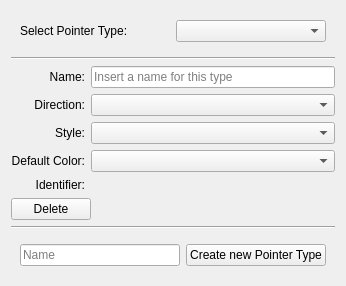
First picture: the form in src/Interface/PointerTypePage.ui, repository KDE/rocs, before the edit.
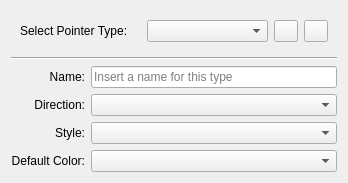
Second picture: the form after the edit. Custom widgets are drawn as their Qt base class.

Commit message: Cleanup data/pointer type setting dialogs.

```diff
--- a/src/Interface/PointerTypePage.ui
+++ b/src/Interface/PointerTypePage.ui
@@ -6,8 +6,8 @@
    <rect>
     <x>0</x>
     <y>0</y>
-    <width>346</width>
-    <height>246</height>
+    <width>348</width>
+    <height>165</height>
    </rect>
   </property>
   <layout class="QVBoxLayout" name="verticalLayout">
@@ -20,6 +20,31 @@
       </sizepolicy>
      </property>
      <layout class="QGridLayout" name="gridLayout">
+      <item row="0" column="3">
+       <widget class="KPushButton" name="deleteType">
+        <property name="sizePolicy">
+         <sizepolicy hsizetype="Fixed" vsizetype="Fixed">
+          <horstretch>0</horstretch>
+          <verstretch>0</verstretch>
+         </sizepolicy>
+        </property>
+        <property name="maximumSize">
+         <size>
+          <width>24</width>
+          <height>24</height>
+         </size>
+        </property>
+        <property name="toolTip">
+         <string>Add new pointer type.</string>
+        </property>
+        <property name="text">
+         <string/>
+        </property>
+       </widget>
+      </item>
+      <item row="0" column="1">
+       <widget class="KComboBox" name="typeSelector"/>
+      </item>
       <item row="0" column="0">
        <widget class="QLabel" name="label">
         <property name="text">
@@ -27,8 +52,21 @@
         </property>
        </widget>
       </item>
-      <item row="0" column="1">
-       <widget class="KComboBox" name="typeSelector"/>
+      <item row="0" column="2">
+       <widget class="QPushButton" name="addType">
+        <property name="maximumSize">
+         <size>
+          <width>24</width>
+          <height>24</height>
+         </size>
+        </property>
+        <property name="toolTip">
+         <string>Remove selected pointer type.</string>
+        </property>
+        <property name="text">
+         <string/>
+        </property>
+       </widget>
       </item>
      </layout>
     </widget>
@@ -55,26 +93,6 @@
      <item row="3" column="1">
       <widget class="KColorCombo" name="typeDefaultColor"/>
      </item>
-     <item row="4" column="0">
-      <widget class="QLabel" name="label_2">
-       <property name="text">
-        <string>Identifier:</string>
-       </property>
-       <property name="alignment">
-        <set>Qt::AlignRight|Qt::AlignTrailing|Qt::AlignVCenter</set>
-       </property>
-      </widget>
-     </item>
-     <item row="4" column="1">
-      <widget class="QLabel" name="typeIdentifier">
-       <property name="toolTip">
-        <string>This is the unique identifier for the pointer type.</string>
-       </property>
-       <property name="text">
-        <string/>
-       </property>
-      </widget>
-     </item>
      <item row="0" column="0">
       <widget class="QLabel" name="nameLabel">
        <property name="layoutDirection">
@@ -133,65 +151,6 @@
      </item>
     </layout>
    </item>
-   <item>
-    <spacer name="verticalSpacer">
-     <property name="orientation">
-      <enum>Qt::Vertical</enum>
-     </property>
-     <property name="sizeHint" stdset="0">
-      <size>
-       <width>20</width>
-       <height>40</height>
-      </size>
-     </property>
-    </spacer>
-   </item>
-   <item>
-    <widget class="KPushButton" name="deleteType">
-     <property name="sizePolicy">
-      <sizepolicy hsizetype="Fixed" vsizetype="Fixed">
-       <horstretch>0</horstretch>
-       <verstretch>0</verstretch>
-      </sizepolicy>
-     </property>
-     <property name="text">
-      <string>Delete</string>
-     </property>
-    </widget>
-   </item>
-   <item>
-    <widget class="Line" name="line">
-     <property name="orientation">
-      <enum>Qt::Horizontal</enum>
-     </property>
-    </widget>
-   </item>
-   <item>
-    <widget class="QWidget" name="widget" native="true">
-     <property name="sizePolicy">
-      <sizepolicy hsizetype="Preferred" vsizetype="Fixed">
-       <horstretch>0</horstretch>
-       <verstretch>0</verstretch>
-      </sizepolicy>
-     </property>
-     <layout class="QGridLayout" name="gridLayout_2">
-      <item row="1" column="0">
-       <widget class="QLineEdit" name="newTypeName">
-        <property name="placeholderText">
-         <string>Name</string>
-        </property>
-       </widget>
-      </item>
-      <item row="1" column="1">
-       <widget class="QPushButton" name="exportNewType">
-        <property name="text">
-         <string>Create new Pointer Type</string>
-        </property>
-       </widget>
-      </item>
-     </layout>
-    </widget>
-   </item>
   </layout>
  </widget>
  <customwidgets>
```
The commit also changes 5 other files.
